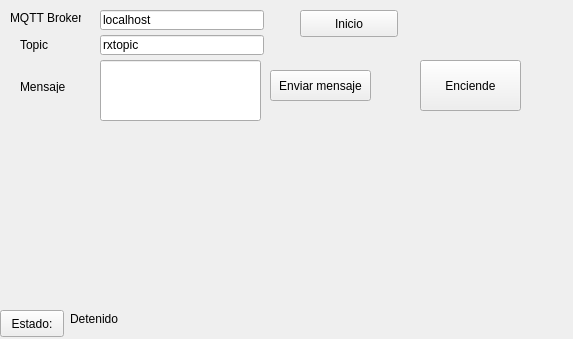
This is guipanel.ui in jeacelo/test_qt as Qt 5 draws it before an edit. The edited form follows.
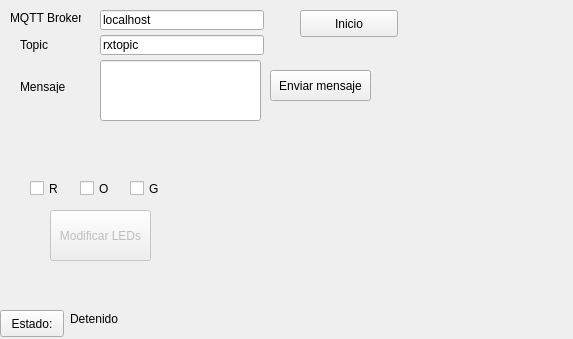
This is the edited form.

Patch:
```diff
--- a/guipanel.ui
+++ b/guipanel.ui
@@ -105,16 +105,19 @@
    </property>
   </widget>
   <widget class="QPushButton" name="pushButton_2">
+   <property name="enabled">
+    <bool>false</bool>
+   </property>
    <property name="geometry">
     <rect>
-     <x>420</x>
-     <y>60</y>
+     <x>50</x>
+     <y>210</y>
      <width>101</width>
      <height>51</height>
     </rect>
    </property>
    <property name="text">
-    <string>Enciende</string>
+    <string>Modificar LEDs</string>
    </property>
    <property name="checkable">
     <bool>true</bool>
@@ -156,6 +159,45 @@
     <string>Mensaje</string>
    </property>
   </widget>
+  <widget class="QCheckBox" name="redCheck">
+   <property name="geometry">
+    <rect>
+     <x>30</x>
+     <y>180</y>
+     <width>31</width>
+     <height>17</height>
+    </rect>
+   </property>
+   <property name="text">
+    <string>R</string>
+   </property>
+  </widget>
+  <widget class="QCheckBox" name="greenCheck">
+   <property name="geometry">
+    <rect>
+     <x>130</x>
+     <y>180</y>
+     <width>31</width>
+     <height>17</height>
+    </rect>
+   </property>
+   <property name="text">
+    <string>G</string>
+   </property>
+  </widget>
+  <widget class="QCheckBox" name="orangeCheck">
+   <property name="geometry">
+    <rect>
+     <x>80</x>
+     <y>180</y>
+     <width>31</width>
+     <height>17</height>
+    </rect>
+   </property>
+   <property name="text">
+    <string>O</string>
+   </property>
+  </widget>
  </widget>
  <layoutdefault spacing="6" margin="11"/>
  <tabstops>
```
